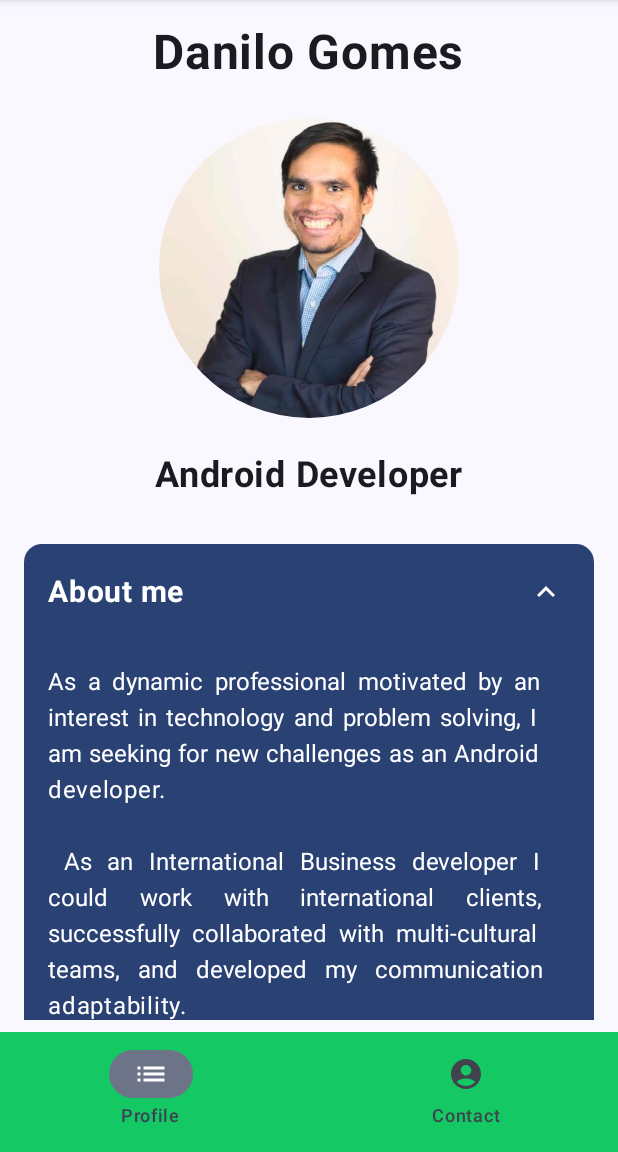
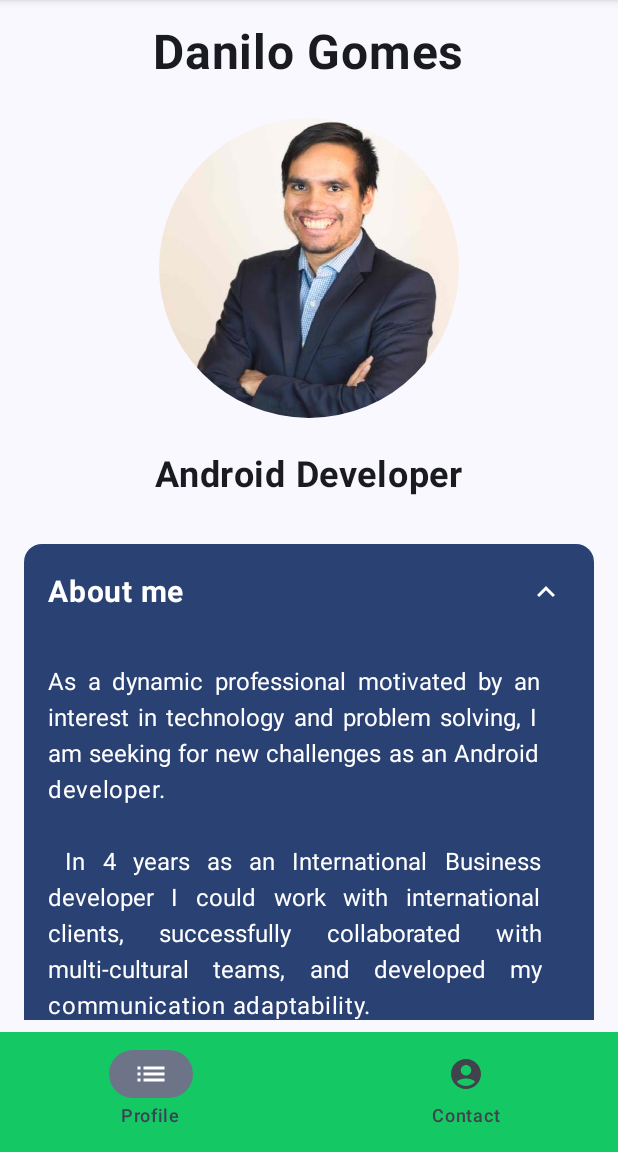
Before and after one commit to dgomesdev/My-CV, an Android app built with Jetpack Compose: the screen it shows after launch (MainActivity), after a tap on "Show more", on a phone screen of 412 x 824 dp, the part 84-1236 px from its top. Run offline under Robolectric (Android 15) with nearby library versions, the phone set to English and light mode, and no system bars; our stand-ins replace constraintlayout-compose.

Commit message:
Translation update

```diff
--- a/app/src/main/res/values/strings.xml
+++ b/app/src/main/res/values/strings.xml
@@ -2,11 +2,11 @@
     <string name="app_name">My CV</string>
     <string name="resume">As a dynamic professional motivated by an interest in technology and
         problem solving, I am seeking for new challenges as an Android developer.\n\n
-        As an International Business developer I could work with international clients, successfully
+        In 4 years as an International Business developer I could work with international clients, successfully
         collaborated with multi-cultural teams, and developed my communication adaptability.\n\n
         My continuous willingness to learn new things and my aptitude for programming led me to
         study Kotlin and Java, architecture for mobile apps and Android-related knowledge.\n\n
-        Knowledge that I want to put into practice after my career transition as a mobile developer
+        Knowledge that I want to put into practice as a mobile developer
     </string>
     <string name="profile">Profile</string>
     <string name="work_experience">Work experience</string>
```
Also changed, not shown: 2 other files.
